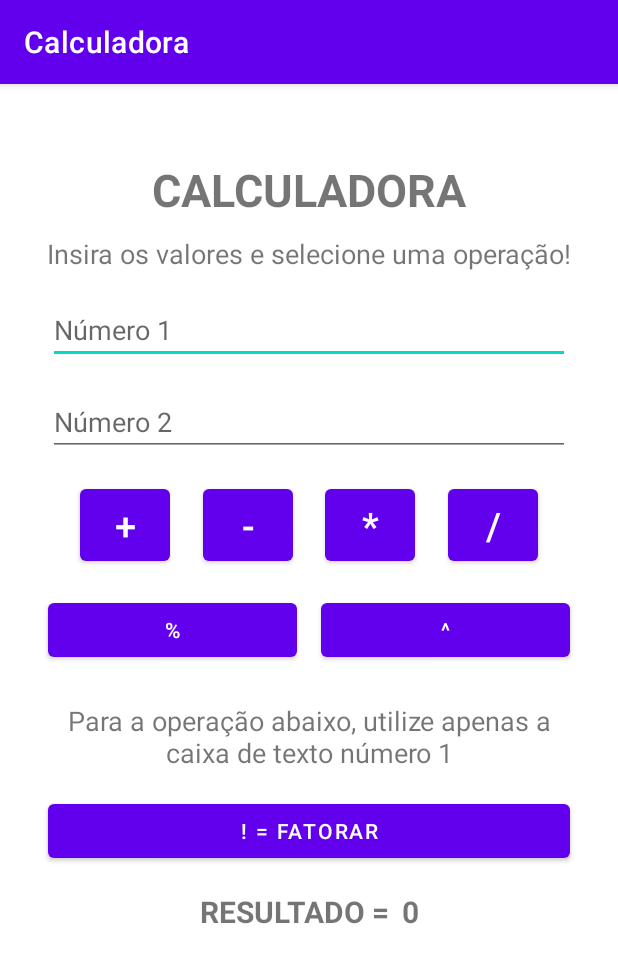
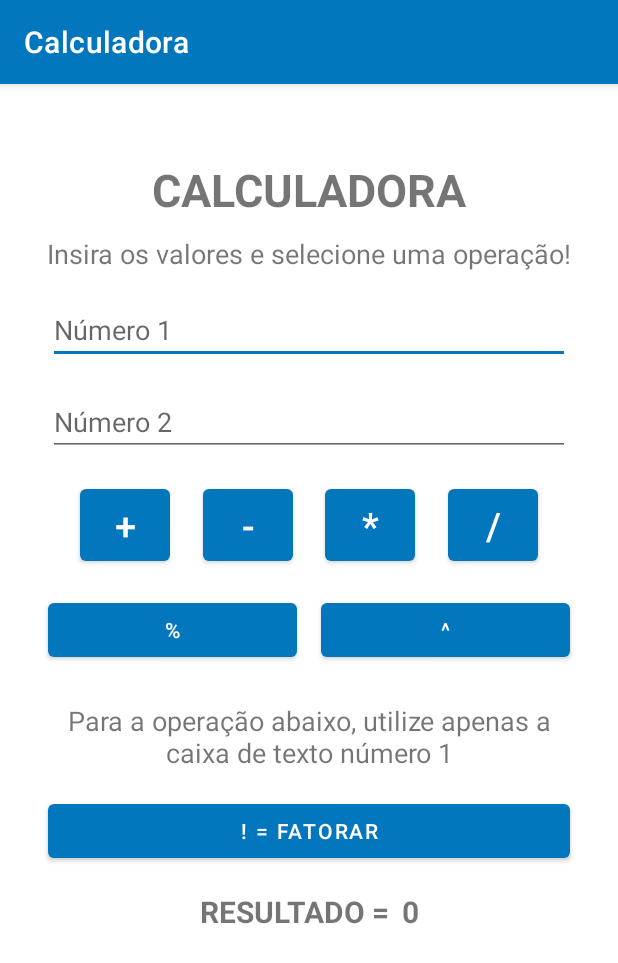
Before and after one commit to 0603Adriano/calculadora-basica, an Android app: the screen it shows after launch (MainActivity), on a phone screen of 412 x 824 dp. Shown: the top 963 px of the screen. Run offline under Robolectric (Android 15) with nearby library versions, the phone set to English and light mode, and no system bars.

Commit message:
Modified app colors

```diff
--- a/app/src/main/res/values-night/themes.xml
+++ b/app/src/main/res/values-night/themes.xml
@@ -2,13 +2,13 @@
     <!-- Base application theme. -->
     <style name="Theme.Calculadora" parent="Theme.MaterialComponents.DayNight.DarkActionBar">
         <!-- Primary brand color. -->
-        <item name="colorPrimary">@color/purple_200</item>
-        <item name="colorPrimaryVariant">@color/purple_700</item>
-        <item name="colorOnPrimary">@color/black</item>
+        <item name="colorPrimary">@color/primaryColor</item>
+        <item name="colorPrimaryVariant">@color/primaryDarkColor</item>
+        <item name="colorOnPrimary">@android:color/white</item>
         <!-- Secondary brand color. -->
-        <item name="colorSecondary">@color/teal_200</item>
-        <item name="colorSecondaryVariant">@color/teal_200</item>
-        <item name="colorOnSecondary">@color/black</item>
+        <item name="colorSecondary">@color/primaryColor</item>
+        <item name="colorSecondaryVariant">@color/primaryDarkColor</item>
+        <item name="colorOnSecondary">@android:color/white</item>
         <!-- Status bar color. -->
         <item name="android:statusBarColor" tools:targetApi="l">?attr/colorPrimaryVariant</item>
         <!-- Customize your theme here. -->
--- a/app/src/main/res/values/colors.xml
+++ b/app/src/main/res/values/colors.xml
@@ -1,10 +1,11 @@
-<?xml version="1.0" encoding="utf-8"?>
+<!--?xml version="1.0" encoding="UTF-8"?-->
 <resources>
-    <color name="purple_200">#FFBB86FC</color>
-    <color name="purple_500">#FF6200EE</color>
-    <color name="purple_700">#FF3700B3</color>
-    <color name="teal_200">#FF03DAC5</color>
-    <color name="teal_700">#FF018786</color>
-    <color name="black">#FF000000</color>
-    <color name="white">#FFFFFFFF</color>
+    <color name="primaryColor">#0277bd</color>
+    <color name="primaryLightColor">#58a5f0</color>
+    <color name="primaryDarkColor">#004c8c</color>
+    <color name="secondaryColor">#fbc02d</color>
+    <color name="secondaryLightColor">#fff263</color>
+    <color name="secondaryDarkColor">#c49000</color>
+    <color name="primaryTextColor">#ffffff</color>
+    <color name="secondaryTextColor">#000000</color>
 </resources>
--- a/app/src/main/res/values/themes.xml
+++ b/app/src/main/res/values/themes.xml
@@ -2,13 +2,13 @@
     <!-- Base application theme. -->
     <style name="Theme.Calculadora" parent="Theme.MaterialComponents.DayNight.DarkActionBar">
         <!-- Primary brand color. -->
-        <item name="colorPrimary">@color/purple_500</item>
-        <item name="colorPrimaryVariant">@color/purple_700</item>
-        <item name="colorOnPrimary">@color/white</item>
+        <item name="colorPrimary">@color/primaryColor</item>
+        <item name="colorPrimaryVariant">@color/primaryDarkColor</item>
+        <item name="colorOnPrimary">@android:color/white</item>
         <!-- Secondary brand color. -->
-        <item name="colorSecondary">@color/teal_200</item>
-        <item name="colorSecondaryVariant">@color/teal_700</item>
-        <item name="colorOnSecondary">@color/black</item>
+        <item name="colorSecondary">@color/primaryColor</item>
+        <item name="colorSecondaryVariant">@color/primaryDarkColor</item>
+        <item name="colorOnSecondary">@android:color/white</item>
         <!-- Status bar color. -->
         <item name="android:statusBarColor" tools:targetApi="l">?attr/colorPrimaryVariant</item>
         <!-- Customize your theme here. -->
--- a/build.gradle
+++ b/build.gradle
@@ -6,7 +6,7 @@ buildscript {
         mavenCentral()
     }
     dependencies {
-        classpath "com.android.tools.build:gradle:4.2.1"
+        classpath 'com.android.tools.build:gradle:4.2.2'
         classpath "org.jetbrains.kotlin:kotlin-gradle-plugin:$kotlin_version"
 
         // NOTE: Do not place your application dependencies here; they belong
```
